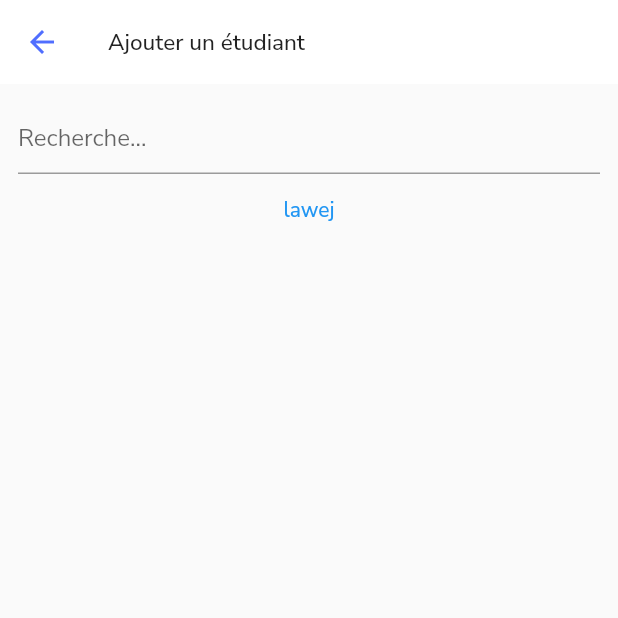
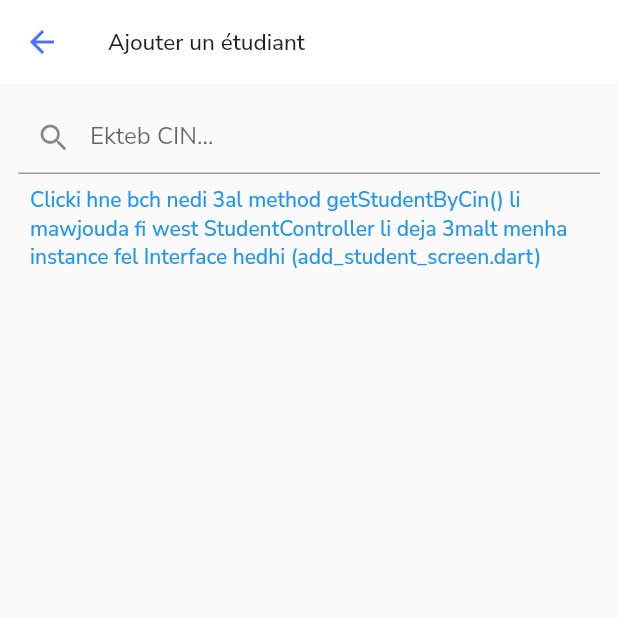
Before and after one commit to zorganimnt/eschoolApp-UI, a Flutter app: the screen it shows after launch, in the side drawer, after a tap on "Ajouter un étudiant", on a phone screen of 412 x 824 dp, the top half of it. Run offline on Flutter 3.47's test engine with Material 2 defaults, Android fonts, the phone set to English and light mode, and no system bars; our stand-ins replace flutter_svg, get, get_storage, google_fonts; missing offline and left inert: dart:ffi.

```diff
--- a/lib/controller/parent_controller.dart
+++ b/lib/controller/parent_controller.dart
@@ -7,40 +7,7 @@ import 'package:flutter/material.dart';
 import 'package:get/get.dart';
 
 class ParentController extends GetxController {
-  //TextEditingController cin = TextEditingController();
 
-
-  @override
-  void onInit() async {
-    super.onInit();
-    await getParentProfile();
-  }
-
-  // initialisation mta3 loading state ki yabda ylodi
-  RxBool loading = false.obs;
-  // init mta3 parentModel li bech nhotou fih les info
-  Rx<ParentModel> parentModel = ParentModel().obs;
-
-  var cin = "14008020";
-  Future<ParentModel?> getParentProfile() async {
-    // ki yabda ylodi ekid bech ykoun true
-    loading.value = true;
-    // naamlou get lel info men API o nhotouh fi json fi 3oudh tableaux
-    dynamic json = await API.getParentInfo(cin);
-    if (json != null) {
-      if (json['success']) {
-        loading.value = false;
-        ParentModel model = ParentModel.fromJson(json['data']);
-        parentModel.value = model;
-        print(parentModel.value.cinParent);
-      } else {
-        loading.value = false;
-        Get.snackbar("Error", json['message'] ?? '');
-        return null;
-      }
-    }
-    return null;
-  }
 
 
 }
--- a/lib/view/Parent/add_student_screen.dart
+++ b/lib/view/Parent/add_student_screen.dart
@@ -7,6 +7,11 @@ import 'package:get/get.dart';
 class AddStudentScreen extends StatelessWidget {
   AddStudentScreen({super.key});
 
+  // initilisation lel varibale student controller
+  // wa9tha najem na3rf chnouwa ysir fel controller
+  // njib data
+  // nchouf data
+  // ay 7arka f controller na3refha bel OBX louta bech najem nafichi data soit name soit lkol
   StudentController studentController = Get.put(StudentController());
   @override
   Widget build(BuildContext context) {
@@ -61,14 +66,17 @@ class AddStudentScreen extends StatelessWidget {
         TextFormField(
           // depend lel textInput hazina l value li nektb fih w lawejna bih fel base aal li etudiant li aandou cin hedhika
           controller: studentController.cin,
-                  decoration: const InputDecoration(hintText: "Recherche..."),
+          decoration: const InputDecoration(
+              hintText: "Ekteb CIN...", prefixIcon: Icon(Icons.search_rounded)),
         ),
         TextButton(
             onPressed: () {
               // clica aala lawej aficha l student depend lel cin mte3ou
               studentController.getStudentByCin();
             },
-                    child: Text("lawej"))
+            child: Expanded(
+                child: Text(
+                    "Clicki hne bch nedi 3al method getStudentByCin() li mawjouda fi west StudentController li deja 3malt menha instance fel Interface hedhi (add_student_screen.dart)")))
       ],
     );
   }
--- a/lib/view/home/home_screen.dart
+++ b/lib/view/home/home_screen.dart
@@ -16,20 +16,7 @@ class HomeScreeen extends StatelessWidget {
     return Scaffold(
         appBar: buildAppBar(),
         drawer: buildDrawer(),
-        floatingActionButton: FloatingActionButton(onPressed: (() => parentController.getParentProfile())),
-        // hedhi Obx Widget 3ibara bech tarbtelna bin controller w view
-        // ay haja tsir fel controller hiya li yabda fibelha
-        // soit info soit variable tbadel ....
-        body: Obx((() => parentController.loading.value
-            ? const CircularProgressIndicator()
-            : Column(
-                children: [
-                  Text("nom parent: "),
-                  SelectableText(
-                    parentController.parentModel.value.nameParent.toString(),
-                  )
-                ],
-              ))));
+        body: Center(child: Text("hedhi home")));
   }
 
   AppBar buildAppBar() {
```
Lines whose indentation alone changed are shown as unchanged.
